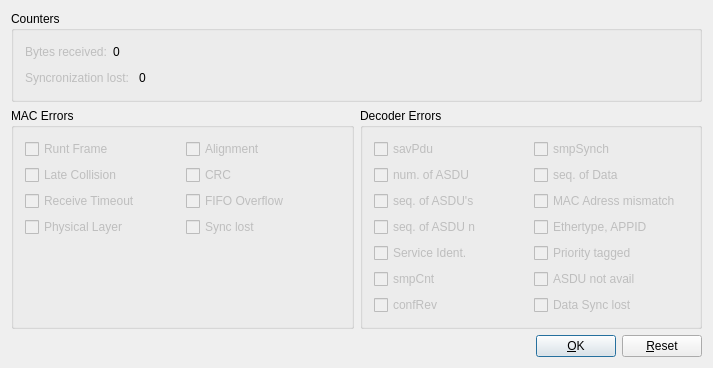
This is wm-common/gui/en61850monitor.ui in ZeraGmbH/wm-project as Qt 5 draws it before an edit. The edited form follows.
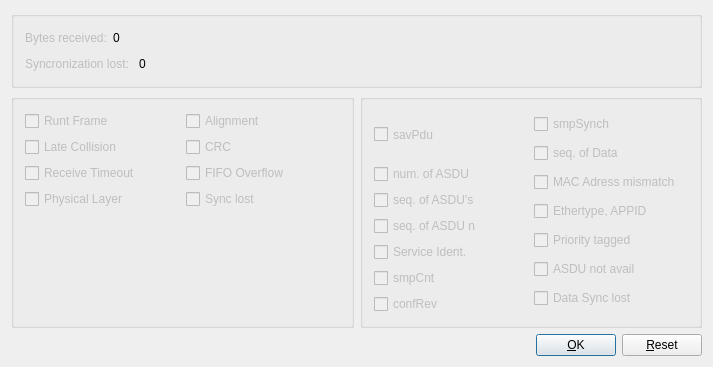
This is the edited form. Custom widgets are drawn as their Qt base class.

Commit message: adds en61850monitor without qt3

```diff
--- a/wm-common/gui/en61850monitor.ui
+++ b/wm-common/gui/en61850monitor.ui
@@ -27,16 +27,13 @@
   </property>
   <layout class="QVBoxLayout">
    <item>
-    <widget class="Q3ButtonGroup" name="MonitorCountbuttonGroup">
+    <widget class="QGroupBox" name="MonitorCountgroupBox">
      <property name="sizePolicy">
       <sizepolicy hsizetype="Preferred" vsizetype="Preferred">
        <horstretch>0</horstretch>
        <verstretch>0</verstretch>
       </sizepolicy>
      </property>
-     <property name="title">
-      <string>Counters</string>
-     </property>
      <layout class="QVBoxLayout">
       <item>
        <layout class="QHBoxLayout">
@@ -130,10 +127,7 @@
    <item>
     <layout class="QHBoxLayout">
      <item>
-      <widget class="Q3ButtonGroup" name="MACErrorsbuttonGroup">
-       <property name="title">
-        <string>MAC Errors</string>
-       </property>
+      <widget class="QGroupBox" name="MACErrorsgroupBox">
        <layout class="QVBoxLayout">
         <item>
          <layout class="QHBoxLayout">
@@ -250,10 +244,7 @@
       </widget>
      </item>
      <item>
-      <widget class="Q3ButtonGroup" name="DecoderErrorbuttonGroup">
-       <property name="title">
-        <string>Decoder Errors</string>
-       </property>
+      <widget class="QGroupBox" name="DecoderErrorgroupBox">
        <layout class="QHBoxLayout">
         <item>
          <layout class="QVBoxLayout">
@@ -473,20 +464,6 @@
  </widget>
  <layoutdefault spacing="6" margin="11"/>
  <pixmapfunction>qPixmapFromMimeSource</pixmapfunction>
- <customwidgets>
-  <customwidget>
-   <class>Q3GroupBox</class>
-   <extends>QGroupBox</extends>
-   <header>Qt3Support/Q3GroupBox</header>
-   <container>1</container>
-  </customwidget>
-  <customwidget>
-   <class>Q3ButtonGroup</class>
-   <extends>Q3GroupBox</extends>
-   <header>Qt3Support/Q3ButtonGroup</header>
-   <container>1</container>
-  </customwidget>
- </customwidgets>
  <includes>
   <include location="local">en61850.h</include>
   <include location="local">widgetgeometry.h</include>
```
Left out of the diff: 2 changed lines with no effect on the pictures.
